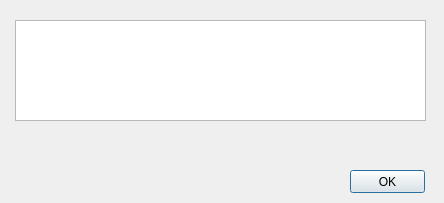
Before: the Qt Designer form Mastermind/dialog.ui in pierok/mm, drawn with Qt 5.
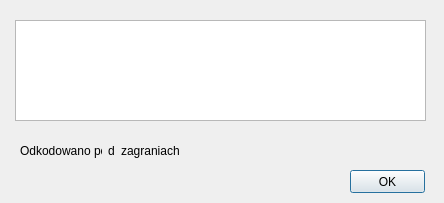
After: the same form once the commit is applied.

Diff of the .ui file:
```diff
--- a/Mastermind/dialog.ui
+++ b/Mastermind/dialog.ui
@@ -36,6 +36,39 @@
     <string>OK</string>
    </property>
   </widget>
+  <widget class="QWidget" name="horizontalLayoutWidget">
+   <property name="geometry">
+    <rect>
+     <x>20</x>
+     <y>130</y>
+     <width>160</width>
+     <height>41</height>
+    </rect>
+   </property>
+   <layout class="QHBoxLayout" name="horizontalLayout_2">
+    <item>
+     <widget class="QLabel" name="label">
+      <property name="text">
+       <string>Odkodowano po: </string>
+      </property>
+     </widget>
+    </item>
+    <item>
+     <widget class="QLabel" name="labelLiczbaR">
+      <property name="text">
+       <string>d</string>
+      </property>
+     </widget>
+    </item>
+    <item>
+     <widget class="QLabel" name="label_2">
+      <property name="text">
+       <string>zagraniach</string>
+      </property>
+     </widget>
+    </item>
+   </layout>
+  </widget>
  </widget>
  <resources/>
  <connections/>
```
